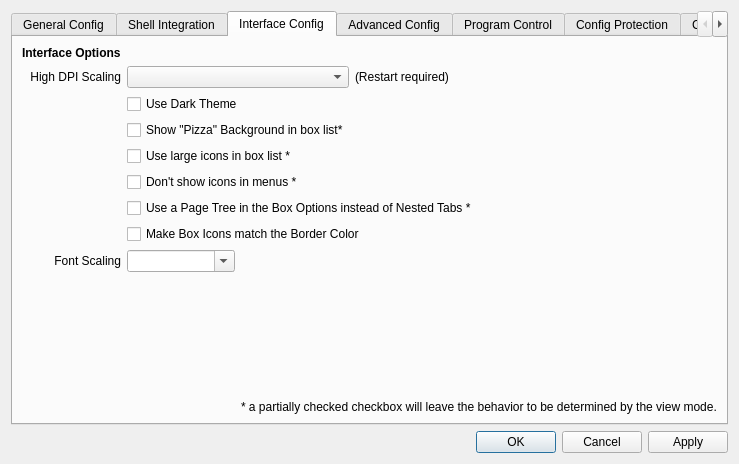
Before: the Qt Designer form SandboxiePlus/SandMan/Forms/SettingsWindow.ui in sandboxie-plus/Sandboxie, drawn with Qt 5.
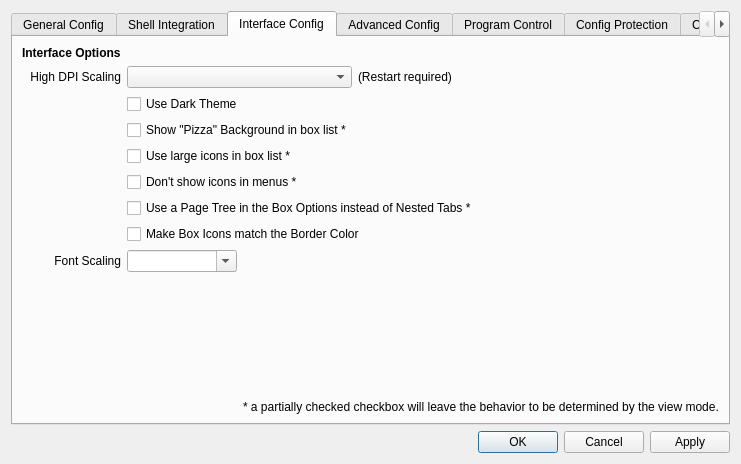
After: the same form once the commit is applied. The open tabs and pages were chosen to show the change. Icons and pictures are not drawn.

Commit message: Fix inaccuracies in Plus UI

What changed in the file:
```diff
--- a/SandboxiePlus/SandMan/Forms/SettingsWindow.ui
+++ b/SandboxiePlus/SandMan/Forms/SettingsWindow.ui
@@ -392,7 +392,7 @@
            <item row="3" column="1" colspan="2">
             <widget class="QCheckBox" name="chkBackground">
              <property name="text">
-              <string>Show &quot;Pizza&quot; Background in box list*</string>
+              <string>Show &quot;Pizza&quot; Background in box list *</string>
              </property>
              <property name="tristate">
               <bool>true</bool>
```
The commit also changes 2 other files.
